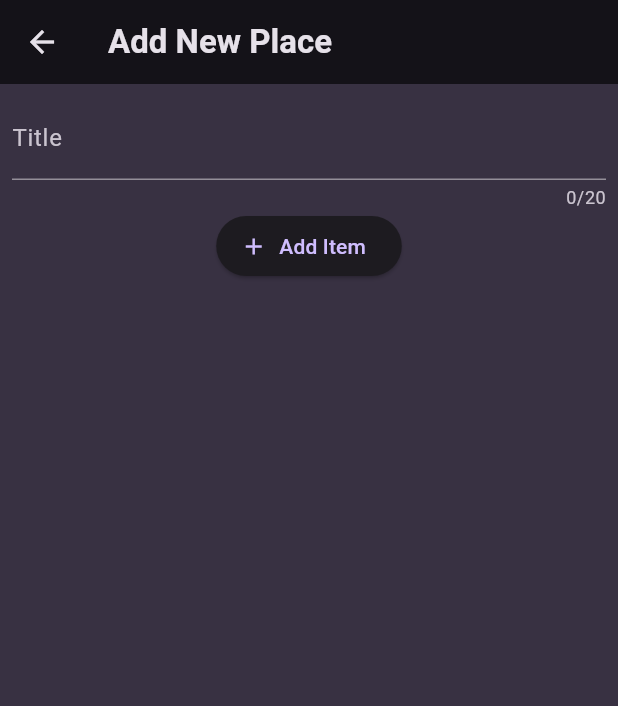
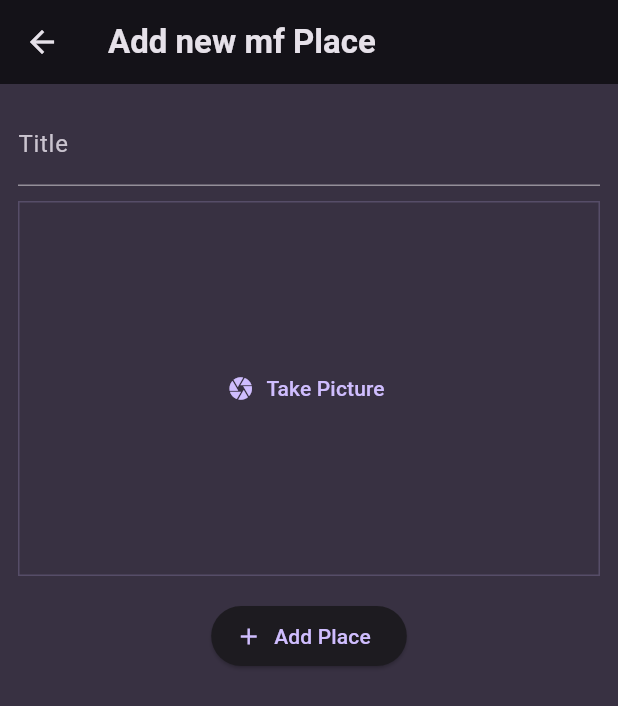
Before and after one commit to Ma7moud-BA/favorite_places, a Flutter app: the screen it shows after launch, after a tap on the "add" icon, on a phone screen of 412 x 824 dp. Shown: the top 706 px of the screen. Run offline on Flutter 3.47's test engine with Material 3 defaults, Android fonts, the phone set to English and light mode, and no system bars; our stand-ins replace flutter_riverpod, google_fonts, image_picker.

Commit message:
image picked and control,

```diff
--- a/lib/data/dummy_data.dart
+++ /dev/null
@@ -1,6 +0,0 @@
-import 'package:favorite_places/models/place.dart';
-
-final dummy_places = [
-  Place(title: "House"),
-  Place(title: "Home"),
-];
--- a/lib/models/place.dart
+++ b/lib/models/place.dart
@@ -1,9 +1,11 @@
 import 'package:uuid/uuid.dart';
+import 'dart:io';
 
 const uuid = Uuid();
 
 class Place {
-  Place({required this.title}) : id = uuid.v4();
+  Place({required this.title, required this.image}) : id = uuid.v4();
   final String id;
   final String title;
+  final File image;
 }
--- a/lib/providers/user_places.dart
+++ b/lib/providers/user_places.dart
@@ -1,16 +1,17 @@
 import 'package:favorite_places/models/place.dart';
 import 'package:flutter_riverpod/flutter_riverpod.dart';
+import 'dart:io';
 
 class UserPlacesNotifier extends StateNotifier<List<Place>> {
   UserPlacesNotifier() : super(const []);
 
-  void addPlace(String title) {
-    final newPlace = Place(title: title);
+  void addPlace(String title, File image) {
+    final newPlace = Place(title: title, image: image);
     state = [...state, newPlace];
   }
 }
 
-final userPlaceProvider =
+final userPlacesProvider =
     StateNotifierProvider<UserPlacesNotifier, List<Place>>((ref) {
   return UserPlacesNotifier();
 });
--- a/lib/screens/add_place.dart
+++ b/lib/screens/add_place.dart
@@ -1,70 +1,71 @@
-import 'package:favorite_places/models/place.dart';
-import 'package:favorite_places/providers/user_places.dart';
+import 'package:favorite_places/widgets/image_input.dart';
 import 'package:flutter/material.dart';
 import 'package:flutter_riverpod/flutter_riverpod.dart';
+import 'dart:io';
+import 'package:favorite_places/providers/user_places.dart';
 
 class AddPlaceScreen extends ConsumerStatefulWidget {
   const AddPlaceScreen({super.key});
 
   @override
-  ConsumerState<AddPlaceScreen> createState() => _AddPlaceScreenState();
+  ConsumerState<AddPlaceScreen> createState() {
+    return _AddPlaceScreenState();
+  }
 }
 
 class _AddPlaceScreenState extends ConsumerState<AddPlaceScreen> {
-  final _formKey = GlobalKey<FormState>();
-  String _enteredTitle = '';
+  final _titleController = TextEditingController();
+
+  File? _selectedImage;
 
   void _savePlace() {
-    if (_formKey.currentState?.validate() ?? false) {
-      _formKey.currentState?.save();
-      ref.read(userPlaceProvider.notifier).addPlace(_enteredTitle);
+    final enteredTitle = _titleController.text;
+
+    if (enteredTitle.isEmpty || _selectedImage == null) {
+      return;
+    }
+
+    ref
+        .read(userPlacesProvider.notifier)
+        .addPlace(enteredTitle, _selectedImage!);
+
     Navigator.of(context).pop();
   }
+
+  @override
+  void dispose() {
+    _titleController.dispose();
+    super.dispose();
   }
 
   @override
   Widget build(BuildContext context) {
     return Scaffold(
       appBar: AppBar(
-        title: const Text("Add New Place"),
+        title: const Text('Add new mf Place'),
       ),
-      body: Padding(
-        padding: const EdgeInsets.all(8.0),
-        child: Form(
-          key: _formKey,
+      body: SingleChildScrollView(
+        padding: const EdgeInsets.all(12),
         child: Column(
           children: [
-              TextFormField(
-                style: Theme.of(context)
-                    .textTheme
-                    .bodyLarge!
-                    .copyWith(color: Theme.of(context).colorScheme.onSurface),
-                maxLength: 20,
-                validator: (value) {
-                  if (value == null ||
-                      value.trim().length <= 1 ||
-                      value.isEmpty) {
-                    return "Must be between 1 and 20 characters";
-                  }
-                  return null;
-                },
-                onSaved: (value) {
-                  setState(() {
-                    _enteredTitle = value!;
-                  });
-                },
-                decoration: const InputDecoration(label: Text("Title")),
+            TextField(
+              decoration: const InputDecoration(labelText: 'Title'),
+              controller: _titleController,
+              style: TextStyle(
+                color: Theme.of(context).colorScheme.onSurface,
               ),
+            ),
+            const SizedBox(height: 10),
+            ImageInput(
+              onPickImage: (image) => _selectedImage = image,
+            ),
+            const SizedBox(height: 16),
             ElevatedButton.icon(
               onPressed: _savePlace,
-                icon: Icon(
-                  Icons.add,
-                  color: Theme.of(context).colorScheme.primary,
-                ),
-                label: const Text("Add Item"),
+              icon: const Icon(Icons.add),
+              label: const Text('Add Place'),
             ),
           ],
-          ),
         ),
       ),
     );
--- a/lib/screens/places.dart
+++ b/lib/screens/places.dart
@@ -8,7 +8,7 @@ class PlacesScreen extends ConsumerWidget {
   const PlacesScreen({super.key});
   @override
   Widget build(BuildContext context, WidgetRef ref) {
-    final places = ref.watch(userPlaceProvider);
+    final places = ref.watch(userPlacesProvider);
     return Scaffold(
         appBar: AppBar(
           title: const Text('Your places'),
@@ -22,6 +22,9 @@ class PlacesScreen extends ConsumerWidget {
             )
           ],
         ),
-        body: PlacesList(places: places));
+        body: Padding(
+          padding: const EdgeInsets.all(8.0),
+          child: PlacesList(places: places),
+        ));
   }
 }
--- /dev/null
+++ b/lib/widgets/image_input.dart
@@ -0,0 +1,72 @@
+import 'package:flutter/material.dart';
+import 'package:flutter/widgets.dart';
+import 'package:image_picker/image_picker.dart';
+import 'dart:io';
+// ! refer to https://pub.dev/packages/image_picker for setup.
+
+class ImageInput extends StatefulWidget {
+  const ImageInput({super.key, required this.onPickImage});
+
+  final void Function(File image) onPickImage;
+
+  @override
+  State<ImageInput> createState() {
+    return _ImageInputState();
+  }
+}
+
+class _ImageInputState extends State<ImageInput> {
+//? the File type is available in the dart:io package.
+  File? _selectedImage;
+
+  void _takePicture() async {
+    final imagePicker = ImagePicker();
+    final pickedImage =
+        await imagePicker.pickImage(source: ImageSource.camera, maxWidth: 600);
+
+    if (pickedImage == null) {
+      return;
+    }
+
+    //  when taking the image it will be stored on the device, the path method will tell flutter where the image stored in the device
+    setState(() {
+      _selectedImage = File(pickedImage.path);
+    });
+
+    widget.onPickImage(_selectedImage!);
+  }
+
+  @override
+  Widget build(BuildContext context) {
+    Widget content = TextButton.icon(
+      onPressed: _takePicture,
+      icon: const Icon(Icons.camera),
+      label: const Text("Take Picture"),
+    );
+
+    if (_selectedImage != null) {
+      content = GestureDetector(
+        onTap: _takePicture,
+        child: Image.file(
+          _selectedImage!,
+          fit: BoxFit.cover,
+          width: double.infinity,
+          height: double.infinity,
+        ),
+      );
+    }
+
+    return Container(
+      decoration: BoxDecoration(
+        border: Border.all(
+          width: 1,
+          color: Theme.of(context).colorScheme.primary.withOpacity(.2),
+        ),
+      ),
+      height: 250,
+      width: double.infinity,
+      alignment: Alignment.center,
+      child: content,
+    );
+  }
+}
--- a/pubspec.yaml
+++ b/pubspec.yaml
@@ -38,6 +38,7 @@ dependencies:
   google_fonts: ^6.2.1
   flutter_riverpod: ^2.6.1
   uuid: ^4.5.1
+  image_picker: ^1.1.2
 
 dev_dependencies:
   flutter_test:
```
Also changed, not shown: lib/screens/places_details.dart (+9 -8 lines), lib/widgets/places_list.dart (+11 -1 lines), pubspec.lock, 6 other files. Lines whose indentation alone changed are shown as unchanged.
